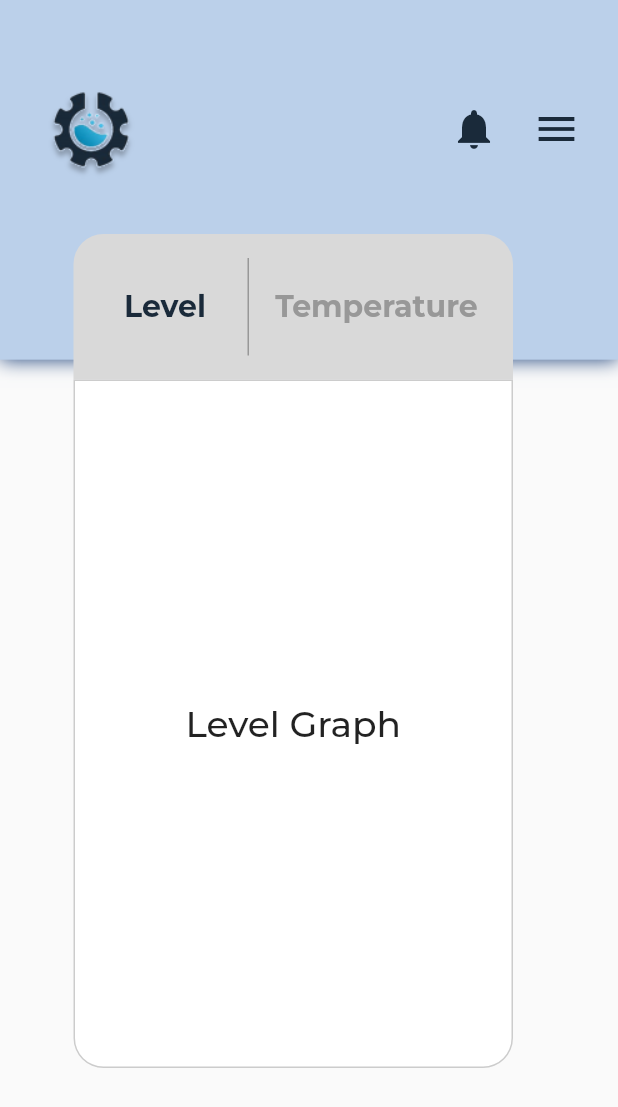
After one commit to minaiscoding/Project-7, a Flutter app: the screen it shows after launch, on a phone screen of 412 x 824 dp. The commit adds this screen. Shown: the top 1107 px of the screen. Run offline on Flutter 3.47's test engine with Material 2 defaults, Android fonts, the phone set to English and light mode, and no system bars; our stand-ins replace drop_shadow_image, hexcolor, smooth_page_indicator, wave.

Commit message:
Slider good

```diff
--- /dev/null
+++ b/flutter_application_1/lib/HistoryStats.dart
@@ -0,0 +1,340 @@
+import 'package:flutter/material.dart';
+import 'Home.dart';
+import 'dart:ui';
+
+class HistoryStats extends StatefulWidget {
+  @override
+  _HistoryStatsState createState() => _HistoryStatsState();
+}
+
+class _HistoryStatsState extends State<HistoryStats> {
+  bool _isLevelSelected = true;
+  bool _isMenuOpen = false;
+
+  void _selectLevel() {
+    setState(() {
+      _isLevelSelected = true;
+      _isMenuOpen = false;
+    });
+  }
+
+  void _selectTemperature() {
+    setState(() {
+      _isLevelSelected = false;
+      _isMenuOpen = false;
+    });
+  }
+
+  void _openMenu() {
+    setState(() {
+      _isMenuOpen = true;
+    });
+  }
+
+  void _closeMenu() {
+    setState(() {
+      _isMenuOpen = false;
+    });
+  }
+
+  final Color primaryColor = const Color(0xFF21457D);
+
+  Widget menuItem(String title, bool isSelected) {
+    final textStyle = TextStyle(
+      fontFamily: 'Montserrat',
+      fontStyle: FontStyle.normal,
+      fontWeight: FontWeight.w700,
+      fontSize: 24,
+      height: 1,
+      color: isSelected ? Colors.white : Color(0xFF21457D),
+    );
+    final elevation = isSelected ? 8.0 : 0.0;
+    final backgroundColor = isSelected ? Color(0xFF21457D) : Colors.white;
+    final boxShadow = isSelected
+        ? [
+            BoxShadow(
+              color: Color.fromRGBO(101, 160, 255, 0.5),
+              offset: Offset(0, 8),
+              blurRadius: 30,
+            ),
+          ]
+        : null;
+    final borderRadius = BorderRadius.circular(30);
+
+    return ElevatedButton(
+      onPressed: () {},
+      style: ElevatedButton.styleFrom(
+        backgroundColor: backgroundColor,
+        elevation: elevation,
+        shape: RoundedRectangleBorder(
+          borderRadius: borderRadius,
+        ),
+        shadowColor: Color(0xFF21457D),
+      ),
+      child: Container(
+        width: 121,
+        height: 56,
+        alignment: Alignment.center,
+        child: Text(
+          title,
+          style: textStyle,
+        ),
+      ),
+    );
+  }
+
+  @override
+  Widget build(BuildContext context) {
+    return Scaffold(
+      body: Container(
+        child: Stack(
+          children: [
+            Container(
+              width: double.infinity,
+              height: double.infinity,
+              color: Colors.transparent,
+            ),
+            Container(
+              width: MediaQuery.of(context).size.width,
+              height: MediaQuery.of(context).size.height *
+                  0.291, // 277/926 (iPhone 14 height)
+              decoration: BoxDecoration(
+                color: Color(0xFFBBD0EA),
+                boxShadow: [
+                  BoxShadow(
+                    color: Color(0xFF21457D),
+                    blurRadius: 10,
+                    offset: Offset(0, 0),
+                  ),
+                ],
+              ),
+              child: Stack(
+                children: [
+                  Positioned(
+                    left: 25,
+                    top: 50,
+                    child: Image.asset(
+                      'assets/logo2.png',
+                      width: 70, // Set width to 50 pixels
+                      height: 70, // Set height to 50 pixels
+                    ),
+                  ),
+                  Positioned(
+                    right: 80,
+                    top: 70,
+                    child: Icon(Icons.notifications,
+                        size: 32, color: Color(0xFF1A2A3A)),
+                  ),
+                ],
+              ),
+            ),
+            Positioned(
+              left: 49,
+              top: 156,
+              child: Column(
+                children: [
+                  Container(
+                    width: 293,
+                    height: 97,
+                    decoration: BoxDecoration(
+                      color: Color(0xFFD9D9D9),
+                      borderRadius: BorderRadius.only(
+                        topLeft: Radius.circular(20),
+                        topRight: Radius.circular(20),
+                      ),
+                    ),
+                    padding: EdgeInsets.all(16),
+                    child: Row(
+                      mainAxisAlignment: MainAxisAlignment.spaceBetween,
+                      children: [
+                        GestureDetector(
+                          onTap: _selectLevel,
+                          child: Container(
+                            width: 90,
+                            height: 36,
+                            child: Center(
+                              child: Text(
+                                'Level',
+                                style: TextStyle(
+                                  fontFamily: 'Montserrat',
+                                  fontStyle: FontStyle.normal,
+                                  fontWeight: FontWeight.w600,
+                                  fontSize: 20,
+                                  color: _isLevelSelected
+                                      ? Color(0xFF1A2A3A)
+                                      : Color(0xFF989898),
+                                ),
+                              ),
+                            ),
+                          ),
+                        ),
+                        VerticalDivider(
+                          width: 1,
+                          thickness: 1,
+                          color: Color(0xFF989898),
+                        ),
+                        GestureDetector(
+                          onTap: _selectTemperature,
+                          child: Container(
+                            width: 150,
+                            height: 50,
+                            child: Center(
+                              child: Text(
+                                'Temperature',
+                                style: TextStyle(
+                                  fontFamily: 'Montserrat',
+                                  fontStyle: FontStyle.normal,
+                                  fontWeight: FontWeight.w600,
+                                  fontSize: 20,
+                                  color: !_isLevelSelected
+                                      ? Color(0xFF1A2A3A)
+                                      : Color(0xFF989898),
+                                ),
+                              ),
+                            ),
+                          ),
+                        ),
+                      ],
+                    ),
+                  ),
+                  Container(
+                    width: 293,
+                    height: 459,
+                    decoration: BoxDecoration(
+                      color: Colors.white,
+                      border: Border.all(
+                        width: 1,
+                        color: Color.fromRGBO(0, 0, 0, 0.2),
+                      ),
+                      borderRadius: BorderRadius.only(
+                        bottomLeft: Radius.circular(20),
+                        bottomRight: Radius.circular(20),
+                      ),
+                    ),
+                    child:
+                        _isLevelSelected ? _buildLevel() : _buildTemperature(),
+                  ),
+                ],
+              ),
+            ),
+            Positioned(
+              right: 25,
+              top: 70,
+              child: GestureDetector(
+                onTapDown: (details) {
+                  _openMenu();
+                },
+                child: BackdropFilter(
+                  child: Icon(Icons.menu, size: 32, color: Color(0xFF1A2A3A)),
+                  filter: ImageFilter.blur(
+                      sigmaX: _isMenuOpen ? 5.0 : 0,
+                      sigmaY: _isMenuOpen ? 5.0 : 0),
+                ),
+              ),
+            ),
+            Visibility(
+              visible: _isMenuOpen,
+              child: Stack(
+                children: <Widget>[
+                  Container(
+                    margin: const EdgeInsets.fromLTRB(59, 142, 0, 0),
+                    width: 273,
+                    height: 490,
+                    decoration: BoxDecoration(
+                      color: Colors.white,
+                      border: Border.all(
+                        color: const Color.fromRGBO(26, 42, 58, 0.25),
+                        width: 1,
+                      ),
+                      boxShadow: const [
+                        BoxShadow(
+                          color: Color.fromRGBO(101, 160, 255, 0.5),
+                          offset: Offset(0, 8),
+                          blurRadius: 30,
+                        ),
+                      ],
+                      borderRadius: BorderRadius.circular(33),
+                    ),
+                    child: Column(
+                      children: [
+                        SizedBox(height: 40),
+                        menuItem('Home', true),
+                        SizedBox(height: 28),
+                        menuItem('History', false),
+                        SizedBox(height: 28),
+                        menuItem('Settings', false),
+                        SizedBox(height: 28),
+                        menuItem('FAQ', false),
+                        SizedBox(height: 28),
+                        SizedBox(
+                          height: 40,
+                          width: 100,
+                          child: ElevatedButton(
+                            onPressed: () {},
+                            child: const Text(
+                              'Log out',
+                              style: TextStyle(
+                                fontFamily: 'Montserrat',
+                                fontStyle: FontStyle.normal,
+                                fontWeight: FontWeight.w700,
+                                fontSize: 15,
+                                height: 1,
+                                color: Colors.white,
+                              ),
+                            ),
+                            style: ElevatedButton.styleFrom(
+                              primary: const Color(0xFF21457D),
+                              shape: RoundedRectangleBorder(
+                                borderRadius: BorderRadius.circular(30),
+                              ),
+                            ),
+                          ),
+                        ),
+                      ],
+                    ),
+                  ),
+                  Positioned(
+                    top: 150,
+                    right: 20,
+                    child: IconButton(
+                      icon: Icon(Icons.close),
+                      iconSize: 40,
+                      color: const Color(0xFF21457D),
+                      onPressed: () {
+                        setState(() {
+                          _closeMenu();
+                        });
+                      },
+                    ),
+                  ),
+                ],
+              ),
+            ),
+          ],
+        ),
+      ),
+    );
+  }
+
+  Widget _buildLevel() {
+    return Container(
+      child: Center(
+        child: Text(
+          'Level Graph',
+          style: TextStyle(fontSize: 24),
+        ),
+      ),
+    );
+  }
+
+  Widget _buildTemperature() {
+    return Container(
+      child: Center(
+        child: Text(
+          'Temperature',
+          style: TextStyle(fontSize: 24),
+        ),
+      ),
+    );
+  }
+}
--- a/flutter_application_1/lib/Home.dart
+++ b/flutter_application_1/lib/Home.dart
@@ -3,7 +3,6 @@ import 'package:hexcolor/hexcolor.dart';
 import 'package:wave/config.dart';
 import 'package:wave/wave.dart';
 import 'package:drop_shadow_image/drop_shadow_image.dart';
-import 'package:smooth_page_indicator/smooth_page_indicator.dart';
 import 'Welcome.dart';
 import 'Preview.dart';
 
@@ -11,9 +10,6 @@ class Home extends StatelessWidget {
   const Home({Key? key}) : super(key: key);
   @override //redefinition of the build widget
   Widget build(BuildContext context) {
-    int _activePage = 0;
-    final PageController _pageController = PageController(initialPage: 0);
-    final List<Widget> _pages = [Home(), Preview(), Welcome()];
     return Container(
       decoration: BoxDecoration(
           gradient: LinearGradient(
--- a/flutter_application_1/lib/Menu.dart
+++ b/flutter_application_1/lib/Menu.dart
@@ -5,7 +5,7 @@ import 'package:wave/wave.dart';
 import 'package:drop_shadow_image/drop_shadow_image.dart';
 
 class Menu extends StatelessWidget {
-  @override //redefinition of the build widget
+  @override
   Widget build(BuildContext context) {
     return Container(
       decoration: BoxDecoration(
--- a/flutter_application_1/lib/Preview.dart
+++ b/flutter_application_1/lib/Preview.dart
@@ -1,18 +1,13 @@
 import 'package:flutter/material.dart'; //imports dart
 import 'package:hexcolor/hexcolor.dart';
-import 'package:wave/config.dart';
-import 'package:wave/wave.dart';
 import 'package:drop_shadow_image/drop_shadow_image.dart';
 
 class Preview extends StatelessWidget {
-
   const Preview({Key? key}) : super(key: key);
-
   @override //redefinition of the build widget
   Widget build(BuildContext context) {
     return Container(
       decoration: BoxDecoration(
-
         gradient: LinearGradient(
           begin: Alignment.bottomCenter,
           end: Alignment.topCenter,
@@ -24,7 +19,6 @@ class Preview extends StatelessWidget {
           transform: GradientRotation(180 * 3.14151617 / 180),
         ),
       ),
-
       child: Scaffold(
         backgroundColor: Color.fromRGBO(0, 0, 0, 0),
         body: Stack(
@@ -36,7 +30,6 @@ class Preview extends StatelessWidget {
                 width: 294,
                 height: 215,
                 decoration: BoxDecoration(
-
                   borderRadius: BorderRadius.circular(19.998),
                   gradient: LinearGradient(
                     begin: Alignment.bottomRight,
@@ -54,7 +47,6 @@ class Preview extends StatelessWidget {
                     BoxShadow(
                       color: Color.fromRGBO(101, 160, 255, 0.8),
                       blurRadius: 27.6824,
-
                       offset: Offset(0, 0),
                     ),
                   ],
@@ -69,13 +61,11 @@ class Preview extends StatelessWidget {
                       ),
                     ),
                     SizedBox(height: 5.8),
-
                     Image(
                       image: AssetImage('assets/percent.png'),
                       width: 20, // set the width of the image
                       height: 20, // set the height of the image
                     ),
-
                     SizedBox(height: 13.68),
                     Text('LOREM IPSUM',
                         textAlign: TextAlign.center,
@@ -119,7 +109,6 @@ class Preview extends StatelessWidget {
                     BoxShadow(
                       color: Color.fromRGBO(101, 160, 255, 0.8),
                       blurRadius: 27.5785,
-
                       offset: Offset(0, 0),
                     ),
                   ],
@@ -134,13 +123,11 @@ class Preview extends StatelessWidget {
                       ),
                     ),
                     SizedBox(height: 5.8),
-
                     Image(
                       image: AssetImage('assets/thermometer.png'),
                       width: 24, // set the width of the image
                       height: 24, // set the height of the image
                     ),
-
                     SizedBox(height: 13.68),
                     Text('LOREM IPSUM',
                         textAlign: TextAlign.center,
@@ -167,18 +154,23 @@ class Preview extends StatelessWidget {
                 width: 294,
                 height: 215,
                 decoration: BoxDecoration(
-
+                  borderRadius: BorderRadius.circular(19.923),
                   gradient: LinearGradient(
-                      begin: Alignment.topCenter,
-                      end: Alignment.bottomCenter,
-                      colors: [Color(0xffffffff), Color(0xffDFECFF)]),
-                  borderRadius: BorderRadius.circular(19.998),
+                    begin: Alignment.bottomRight,
+                    end: Alignment.topLeft,
+                    colors: [
+                      Color(0xFFFFFFFF),
+                      Color(0xFFDFECFF),
+                      Color(0xFFC3DBFF),
+                      Color(0x00C3DBFF).withOpacity(0.8),
+                    ],
+                    stops: [0.0561, 0.2843, 0.8113, 1.4206],
+                    transform: GradientRotation(139.58 * 3.141516 / 180),
+                  ),
                   boxShadow: [
                     BoxShadow(
-                      color: Color(0xff65A0FFCC).withOpacity(0.8),
-                      blurRadius: 5,
-                      spreadRadius: 0,
-
+                      color: Color.fromRGBO(101, 160, 255, 0.8),
+                      blurRadius: 27.5785,
                       offset: Offset(0, 0),
                     ),
                   ],
@@ -193,7 +185,6 @@ class Preview extends StatelessWidget {
                       ),
                     ),
                     SizedBox(height: 5.8),
-
                     Image(
                       image: AssetImage('assets/SMS.png'),
                       width: 24, // set the width of the image
--- a/flutter_application_1/lib/SignIn.dart
+++ b/flutter_application_1/lib/SignIn.dart
@@ -1,6 +1,5 @@
 import 'package:fluid/main.dart';
 import 'package:flutter/material.dart';
-
 import 'Home.dart';
 import 'SignUp.dart';
 
@@ -62,7 +61,7 @@ class _LoginPageState extends State<LoginPage> {
                 fontFamily: 'Montserrat',
                 fontStyle: FontStyle.normal,
                 fontWeight: FontWeight.w700,
-                fontSize: 45,
+                fontSize: 60.16,
                 color: Colors.white,
                 height: 1.2,
               ),
@@ -70,10 +69,10 @@ class _LoginPageState extends State<LoginPage> {
           ),
           Positioned(
             left: 52,
-            bottom: 320,
+            top: 167,
             child: Container(
               width: 288,
-              height: 288,
+              height: 280,
               decoration: BoxDecoration(
                 color: Colors.white,
                 borderRadius: BorderRadius.circular(30),
@@ -152,7 +151,7 @@ class _LoginPageState extends State<LoginPage> {
             width: 157,
             height: 60,
             left: 117,
-            top: 470,
+            top: 410,
             child: ElevatedButton(
               onPressed: () {},
               child: Container(
@@ -191,8 +190,8 @@ class _LoginPageState extends State<LoginPage> {
             ),
           ),
           Positioned(
-            top: 570,
-            left: 46,
+            top: 552,
+            left: 72,
             child: GestureDetector(
               onTap: () {
                 Navigator.push(
--- a/flutter_application_1/lib/SignUp.dart
+++ b/flutter_application_1/lib/SignUp.dart
@@ -62,7 +62,7 @@ class _SignUpPageState extends State<SignUpPage> {
                 fontFamily: 'Montserrat',
                 fontStyle: FontStyle.normal,
                 fontWeight: FontWeight.w700,
-                fontSize: 45,
+                fontSize: 60.16,
                 color: Colors.white,
                 height: 1.2,
               ),
@@ -126,7 +126,7 @@ class _SignUpPageState extends State<SignUpPage> {
                       keyboardType: TextInputType.phone,
                       controller: _phoneNumberController,
                       decoration: InputDecoration(
-                        hintText: '0000000000',
+                        hintText: 'Phone number',
                         hintStyle: TextStyle(
                           fontFamily: 'Montserrat',
                           fontStyle: FontStyle.normal,
@@ -150,7 +150,7 @@ class _SignUpPageState extends State<SignUpPage> {
                       controller: _passwordController,
                       obscureText: true,
                       decoration: InputDecoration(
-                        hintText: '*********',
+                        hintText: 'Password',
                         hintStyle: TextStyle(
                           fontFamily: 'Montserrat',
                           fontStyle: FontStyle.normal,
@@ -173,7 +173,7 @@ class _SignUpPageState extends State<SignUpPage> {
                     TextField(
                       controller: _confirmpasswordController,
                       decoration: InputDecoration(
-                        hintText: '*********',
+                        hintText: 'Confirm password',
                         hintStyle: TextStyle(
                           fontFamily: 'Montserrat',
                           fontStyle: FontStyle.normal,
@@ -241,7 +241,7 @@ class _SignUpPageState extends State<SignUpPage> {
           ),
           Positioned(
             top: 650,
-            left: 46,
+            left: 72,
             child: GestureDetector(
               onTap: () {
                 Navigator.push(
--- a/flutter_application_1/lib/Welcome.dart
+++ b/flutter_application_1/lib/Welcome.dart
@@ -1,4 +1,3 @@
-
 import 'package:fluid/SignIn.dart';
 
 import 'package:flutter/material.dart'; //imports dart
@@ -16,7 +15,6 @@ class Welcome extends StatelessWidget {
   Widget build(BuildContext context) {
     return Container(
       decoration: BoxDecoration(
-
         gradient: LinearGradient(
           begin: Alignment.topCenter,
           end: Alignment.bottomCenter,
@@ -30,7 +28,6 @@ class Welcome extends StatelessWidget {
           ],
         ),
       ),
-
       child: Scaffold(
         backgroundColor: Color.fromRGBO(0, 0, 0, 0),
         body: Stack(
@@ -94,7 +91,6 @@ class Welcome extends StatelessWidget {
                                 builder: (context) => LoginPage()),
                           );
                         },
-
                         child: Padding(
                           padding: EdgeInsets.only(
                             top: 5,
@@ -114,12 +110,10 @@ class Welcome extends StatelessWidget {
               width: 219,
               height: 22,
               top: 697,
-
               left: 92,
               child: Text("Don't have an account ?",
                   style: TextStyle(
                     fontFamily: 'Montserrat',
-
                     fontSize: 18,
                     color: Color(0xff1A2A3A),
                   )),
@@ -127,7 +121,6 @@ class Welcome extends StatelessWidget {
             Positioned(
               top: 733,
               left: 155,
-
               child: GestureDetector(
                 onTap: () {
                   Navigator.push(
@@ -140,7 +133,7 @@ class Welcome extends StatelessWidget {
                       style: TextStyle(
                         color: Color(0xff1A2A3A),
                         fontSize: 20,
-                        fontWeight: FontWeight.w700,
+                        fontWeight: FontWeight.w800,
                       )),
                 ),
               ),
--- a/flutter_application_1/lib/main.dart
+++ b/flutter_application_1/lib/main.dart
@@ -8,6 +8,7 @@ import 'SignUp.dart';
 import 'Welcome.dart';
 import 'Preview.dart';
 import 'history.dart';
+import 'HistoryStats.dart';
 
 class PageViewDemo extends StatefulWidget {
   const PageViewDemo({Key? key}) : super(key: key);
@@ -65,7 +66,7 @@ void main() {
       theme: ThemeData(
         fontFamily: 'Montserrat',
       ),
-      home: HistoryPage(),
+      home: HistoryStats(),
     ),
   );
 }
--- a/flutter_application_1/pubspec.yaml
+++ b/flutter_application_1/pubspec.yaml
@@ -38,7 +38,7 @@ dependencies:
   # Use with the CupertinoIcons class for iOS style icons.
   cupertino_icons: ^1.0.2
   drop_shadow_image: ^0.9.1
-  # smooth_page_indocator: any
+
 dev_dependencies:
   flutter_test:
     sdk: flutter
```
